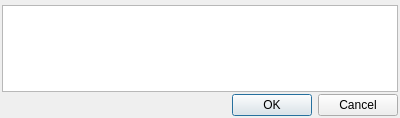
rizinorg/cutter, file src/dialogs/BreakpointsDialog.ui: the form before one commit.
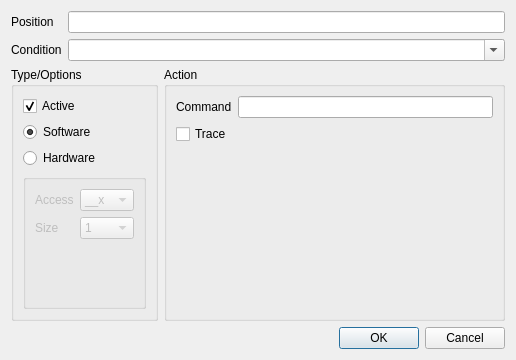
The form after the commit.

Commit message: Ui controls for breakpoint editor.

What changed in the file:
```diff
--- a/src/dialogs/BreakpointsDialog.ui
+++ b/src/dialogs/BreakpointsDialog.ui
@@ -6,36 +6,218 @@
    <rect>
     <x>0</x>
     <y>0</y>
-    <width>400</width>
-    <height>118</height>
+    <width>516</width>
+    <height>360</height>
    </rect>
   </property>
   <property name="windowTitle">
    <string>Add breakpoints</string>
   </property>
-  <layout class="QVBoxLayout" name="verticalLayout_2">
-   <property name="spacing">
-    <number>2</number>
-   </property>
-   <property name="leftMargin">
-    <number>2</number>
-   </property>
-   <property name="topMargin">
-    <number>5</number>
-   </property>
-   <property name="rightMargin">
-    <number>2</number>
-   </property>
-   <property name="bottomMargin">
-    <number>2</number>
-   </property>
+  <layout class="QVBoxLayout" name="verticalLayout">
+   <item>
+    <layout class="QFormLayout" name="formLayout">
+     <item row="0" column="0">
+      <widget class="QLabel" name="label">
+       <property name="text">
+        <string>Position</string>
+       </property>
+      </widget>
+     </item>
+     <item row="0" column="1">
+      <widget class="QLineEdit" name="lineEdit"/>
+     </item>
+     <item row="1" column="0">
+      <widget class="QLabel" name="label_2">
+       <property name="text">
+        <string>Condition</string>
+       </property>
+      </widget>
+     </item>
+     <item row="1" column="1">
+      <widget class="QComboBox" name="comboBox">
+       <property name="sizePolicy">
+        <sizepolicy hsizetype="Expanding" vsizetype="Fixed">
+         <horstretch>0</horstretch>
+         <verstretch>0</verstretch>
+        </sizepolicy>
+       </property>
+       <property name="editable">
+        <bool>true</bool>
+       </property>
+       <property name="insertPolicy">
+        <enum>QComboBox::NoInsert</enum>
+       </property>
+       <property name="frame">
+        <bool>true</bool>
+       </property>
+      </widget>
+     </item>
+    </layout>
+   </item>
    <item>
     <layout class="QHBoxLayout" name="horizontalLayout">
-     <property name="topMargin">
-      <number>0</number>
-     </property>
      <item>
-      <widget class="QPlainTextEdit" name="textEdit"/>
+      <widget class="QGroupBox" name="groupBox">
+       <property name="title">
+        <string>Type/Options</string>
+       </property>
+       <layout class="QVBoxLayout" name="verticalLayout_2">
+        <item>
+         <widget class="QCheckBox" name="checkBox_2">
+          <property name="text">
+           <string>Active</string>
+          </property>
+          <property name="checked">
+           <bool>true</bool>
+          </property>
+         </widget>
+        </item>
+        <item>
+         <widget class="QRadioButton" name="radioButton">
+          <property name="text">
+           <string>Software</string>
+          </property>
+          <property name="checked">
+           <bool>true</bool>
+          </property>
+         </widget>
+        </item>
+        <item>
+         <widget class="QRadioButton" name="radioButton_2">
+          <property name="text">
+           <string>Hardware</string>
+          </property>
+         </widget>
+        </item>
+        <item>
+         <widget class="QGroupBox" name="hwConfigBox">
+          <property name="enabled">
+           <bool>false</bool>
+          </property>
+          <property name="title">
+           <string/>
+          </property>
+          <property name="flat">
+           <bool>true</bool>
+          </property>
+          <layout class="QFormLayout" name="formLayout_2">
+           <item row="0" column="1">
+            <widget class="QComboBox" name="comboBox_2">
+             <item>
+              <property name="text">
+               <string>__x</string>
+              </property>
+             </item>
+             <item>
+              <property name="text">
+               <string>r__</string>
+              </property>
+             </item>
+             <item>
+              <property name="text">
+               <string>_w_</string>
+              </property>
+             </item>
+             <item>
+              <property name="text">
+               <string>rw_</string>
+              </property>
+             </item>
+            </widget>
+           </item>
+           <item row="0" column="0">
+            <widget class="QLabel" name="label_3">
+             <property name="text">
+              <string>Access</string>
+             </property>
+            </widget>
+           </item>
+           <item row="1" column="0">
+            <widget class="QLabel" name="label_4">
+             <property name="text">
+              <string>Size</string>
+             </property>
+            </widget>
+           </item>
+           <item row="1" column="1">
+            <widget class="QComboBox" name="comboBox_3">
+             <item>
+              <property name="text">
+               <string>1</string>
+              </property>
+             </item>
+             <item>
+              <property name="text">
+               <string>2</string>
+              </property>
+             </item>
+             <item>
+              <property name="text">
+               <string>4</string>
+              </property>
+             </item>
+             <item>
+              <property name="text">
+               <string>8</string>
+              </property>
+             </item>
+            </widget>
+           </item>
+          </layout>
+         </widget>
+        </item>
+       </layout>
+      </widget>
+     </item>
+     <item>
+      <widget class="QGroupBox" name="groupBox_2">
+       <property name="title">
+        <string>Action</string>
+       </property>
+       <layout class="QVBoxLayout" name="verticalLayout_4">
+        <item>
+         <layout class="QFormLayout" name="formLayout_3">
+          <item row="0" column="0">
+           <widget class="QLabel" name="label_5">
+            <property name="text">
+             <string>Command</string>
+            </property>
+           </widget>
+          </item>
+          <item row="0" column="1">
+           <widget class="QLineEdit" name="lineEdit_2">
+            <property name="minimumSize">
+             <size>
+              <width>180</width>
+              <height>0</height>
+             </size>
+            </property>
+           </widget>
+          </item>
+         </layout>
+        </item>
+        <item>
+         <widget class="QCheckBox" name="checkBox">
+          <property name="text">
+           <string>Trace</string>
+          </property>
+         </widget>
+        </item>
+        <item>
+         <spacer name="verticalSpacer">
+          <property name="orientation">
+           <enum>Qt::Vertical</enum>
+          </property>
+          <property name="sizeHint" stdset="0">
+           <size>
+            <width>20</width>
+            <height>40</height>
+           </size>
+          </property>
+         </spacer>
+        </item>
+       </layout>
+      </widget>
      </item>
     </layout>
    </item>
```
Left out of the diff: 24 changed lines with no effect on the pictures. The commit also changes 4 other files.
